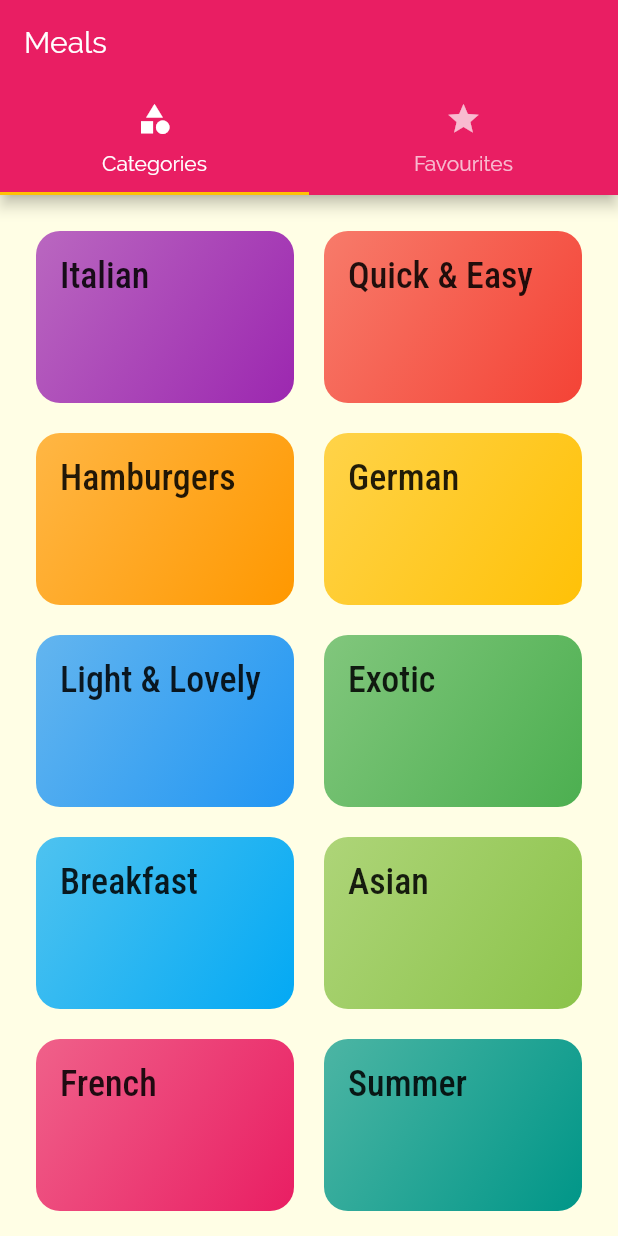
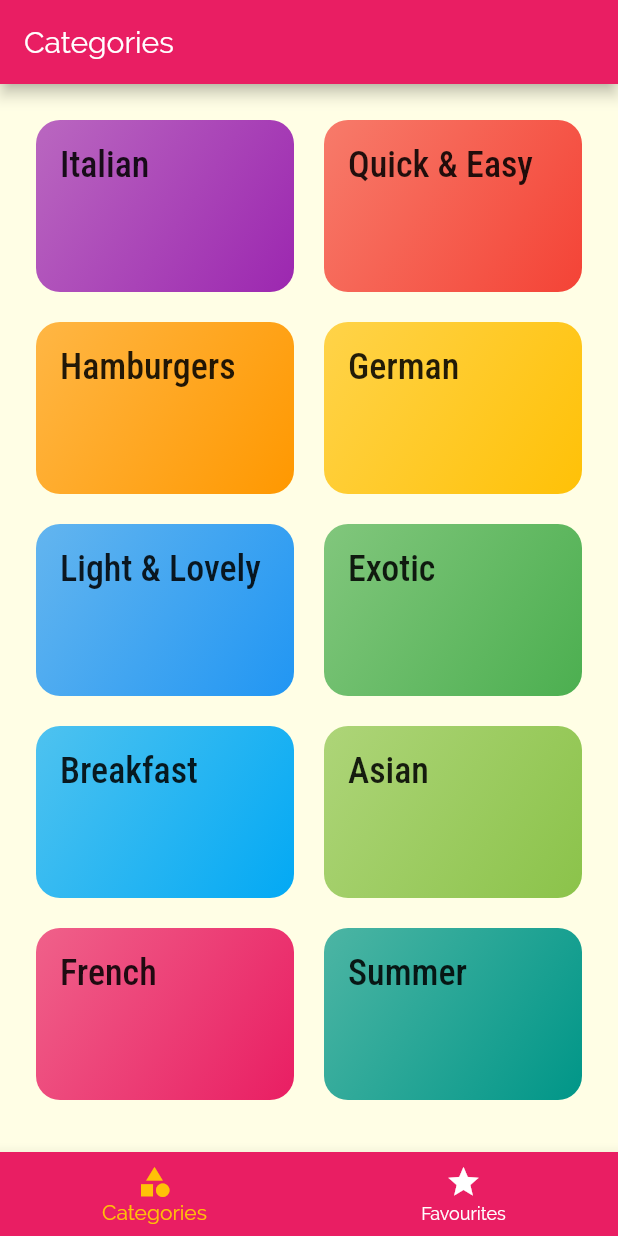
Before and after one commit to Auclown/flutter-meals, a Flutter app: the screen it shows after launch, on a phone screen of 412 x 824 dp. Run offline on Flutter 3.47's test engine with Material 2 defaults, Android fonts, the phone set to English and light mode, and no system bars.

```diff
--- a/lib/screens/tabs_screen.dart
+++ b/lib/screens/tabs_screen.dart
@@ -9,34 +9,51 @@ class TabsScreen extends StatefulWidget {
 }
 
 class _TabsScreenState extends State<TabsScreen> {
+  final List<Map<String, Object>> _pages = [
+    {
+      'page': CategoriesScreen(),
+      'title': 'Categories',
+    },
+    {
+      'page': FavouritesScreen(),
+      'title': 'Favourites',
+    },
+  ];
+
+  int _selectedPageIndex = 0;
+
+  void _selectPage(int index) {
+    setState(() {
+      _selectedPageIndex = index;
+    });
+  }
+
   @override
   Widget build(BuildContext context) {
-    return DefaultTabController(
-      length: 2,
-      // initialIndex: 0,
-      child: Scaffold(
-        appBar: AppBar(
-          title: Text('Meals'),
-          bottom: TabBar(
-            tabs: <Widget>[
-              Tab(
-                icon: Icon(Icons.category),
-                text: "Categories",
-              ),
-              Tab(
-                icon: Icon(Icons.star),
-                text: "Favourites",
-              ),
-            ],
-          ),
-        ),
-        body: TabBarView(
-          children: <Widget>[
-            CategoriesScreen(),
-            FavouritesScreen(),
-          ],
-        ),
+    return Scaffold(
+      appBar: AppBar(
+        title: Text(_pages[_selectedPageIndex]['title']),
       ),
+      body: _pages[_selectedPageIndex]['page'],
+      bottomNavigationBar: BottomNavigationBar(
+          onTap: _selectPage,
+          backgroundColor: Theme.of(context).primaryColor,
+          unselectedItemColor: Colors.white,
+          selectedItemColor: Theme.of(context).accentColor,
+          currentIndex: _selectedPageIndex,
+          // type: BottomNavigationBarType.shifting,
+          items: [
+            BottomNavigationBarItem(
+              backgroundColor: Theme.of(context).primaryColor,
+              icon: Icon(Icons.category),
+              title: Text('Categories'),
+            ),
+            BottomNavigationBarItem(
+              backgroundColor: Theme.of(context).primaryColor,
+              icon: Icon(Icons.star),
+              title: Text('Favourites'),
+            ),
+          ]),
     );
   }
 }
```
